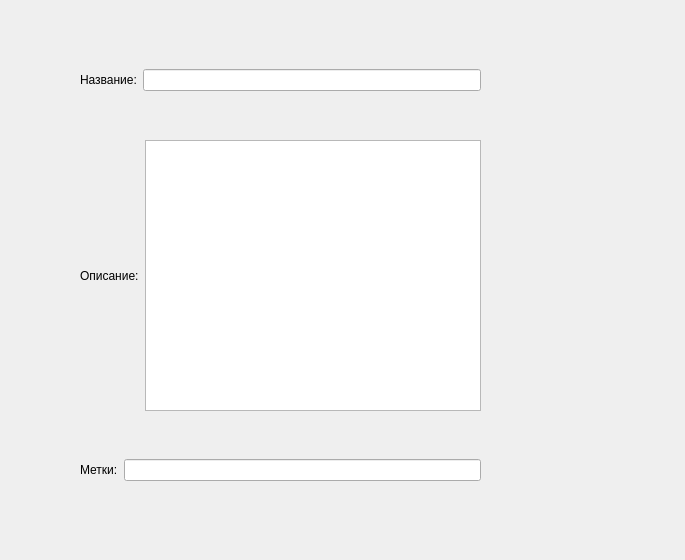
This is show_recept.ui in Proksima1/RecipeBook as Qt 5 draws it before an edit. The edited form follows.
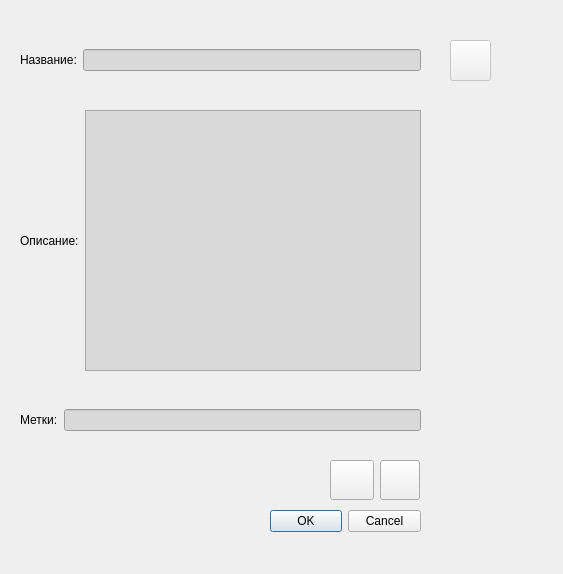
This is the edited form. Icons and pictures are not drawn.

The edit to the form file:
```diff
--- a/show_recept.ui
+++ b/show_recept.ui
@@ -6,8 +6,8 @@
    <rect>
     <x>0</x>
     <y>0</y>
-    <width>685</width>
-    <height>560</height>
+    <width>563</width>
+    <height>574</height>
    </rect>
   </property>
   <property name="windowTitle">
@@ -16,8 +16,8 @@
   <widget class="QWidget" name="horizontalLayoutWidget">
    <property name="geometry">
     <rect>
-     <x>80</x>
-     <y>40</y>
+     <x>20</x>
+     <y>20</y>
      <width>401</width>
      <height>80</height>
     </rect>
@@ -32,6 +32,11 @@
     </item>
     <item>
      <widget class="QLineEdit" name="lineEdit">
+      <property name="styleSheet">
+       <string notr="true">background-color: rgb(217, 217, 217);
+
+</string>
+      </property>
       <property name="readOnly">
        <bool>true</bool>
       </property>
@@ -42,10 +47,10 @@
   <widget class="QWidget" name="horizontalLayoutWidget_2">
    <property name="geometry">
     <rect>
-     <x>80</x>
-     <y>140</y>
+     <x>20</x>
+     <y>110</y>
      <width>401</width>
-     <height>271</height>
+     <height>261</height>
     </rect>
    </property>
    <layout class="QHBoxLayout" name="horizontalLayout_2">
@@ -58,6 +63,11 @@
     </item>
     <item>
      <widget class="QPlainTextEdit" name="plainTextEdit">
+      <property name="styleSheet">
+       <string notr="true">background-color: rgb(217, 217, 217);
+
+</string>
+      </property>
       <property name="readOnly">
        <bool>true</bool>
       </property>
@@ -71,8 +81,8 @@
   <widget class="QWidget" name="horizontalLayoutWidget_3">
    <property name="geometry">
     <rect>
-     <x>80</x>
-     <y>430</y>
+     <x>20</x>
+     <y>380</y>
      <width>401</width>
      <height>80</height>
     </rect>
@@ -87,6 +97,10 @@
     </item>
     <item>
      <widget class="QLineEdit" name="lineEdit_2">
+      <property name="styleSheet">
+       <string notr="true">background-color: rgb(217, 217, 217);
+</string>
+      </property>
       <property name="readOnly">
        <bool>true</bool>
       </property>
@@ -94,6 +108,97 @@
     </item>
    </layout>
   </widget>
+  <widget class="QPushButton" name="save">
+   <property name="enabled">
+    <bool>false</bool>
+   </property>
+   <property name="geometry">
+    <rect>
+     <x>450</x>
+     <y>40</y>
+     <width>41</width>
+     <height>41</height>
+    </rect>
+   </property>
+   <property name="text">
+    <string/>
+   </property>
+   <property name="icon">
+    <iconset>
+     <normaloff>icons/save.png</normaloff>icons/save.png</iconset>
+   </property>
+   <property name="iconSize">
+    <size>
+     <width>32</width>
+     <height>32</height>
+    </size>
+   </property>
+  </widget>
+  <widget class="QDialogButtonBox" name="buttonBox">
+   <property name="geometry">
+    <rect>
+     <x>270</x>
+     <y>510</y>
+     <width>151</width>
+     <height>23</height>
+    </rect>
+   </property>
+   <property name="standardButtons">
+    <set>QDialogButtonBox::Cancel|QDialogButtonBox::Ok</set>
+   </property>
+  </widget>
+  <widget class="QPushButton" name="edit_button">
+   <property name="geometry">
+    <rect>
+     <x>330</x>
+     <y>460</y>
+     <width>44</width>
+     <height>40</height>
+    </rect>
+   </property>
+   <property name="cursor">
+    <cursorShape>ArrowCursor</cursorShape>
+   </property>
+   <property name="text">
+    <string/>
+   </property>
+   <property name="icon">
+    <iconset>
+     <normaloff>icons/edit.jpg</normaloff>icons/edit.jpg</iconset>
+   </property>
+   <property name="iconSize">
+    <size>
+     <width>32</width>
+     <height>32</height>
+    </size>
+   </property>
+   <property name="shortcut">
+    <string/>
+   </property>
+  </widget>
+  <widget class="QPushButton" name="delete_button">
+   <property name="geometry">
+    <rect>
+     <x>380</x>
+     <y>460</y>
+     <width>40</width>
+     <height>40</height>
+    </rect>
+   </property>
+   <property name="text">
+    <string/>
+   </property>
+   <property name="icon">
+    <iconset>
+     <normaloff>icons/delete.png</normaloff>icons/delete.png</iconset>
+   </property>
+   <property name="iconSize">
+    <size>
+     <width>32</width>
+     <height>32</height>
+    </size>
+   </property>
+  </widget>
  </widget>
  <resources/>
  <connections/>
```
Left out of the diff: 6 changed lines with no effect on the pictures.
